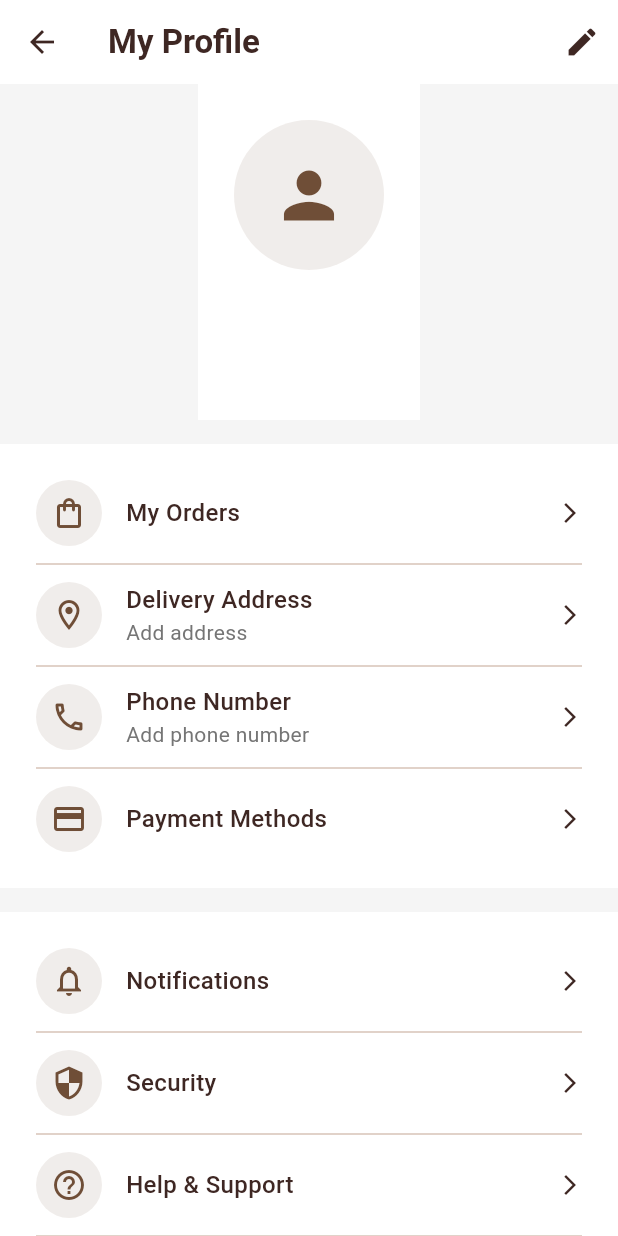
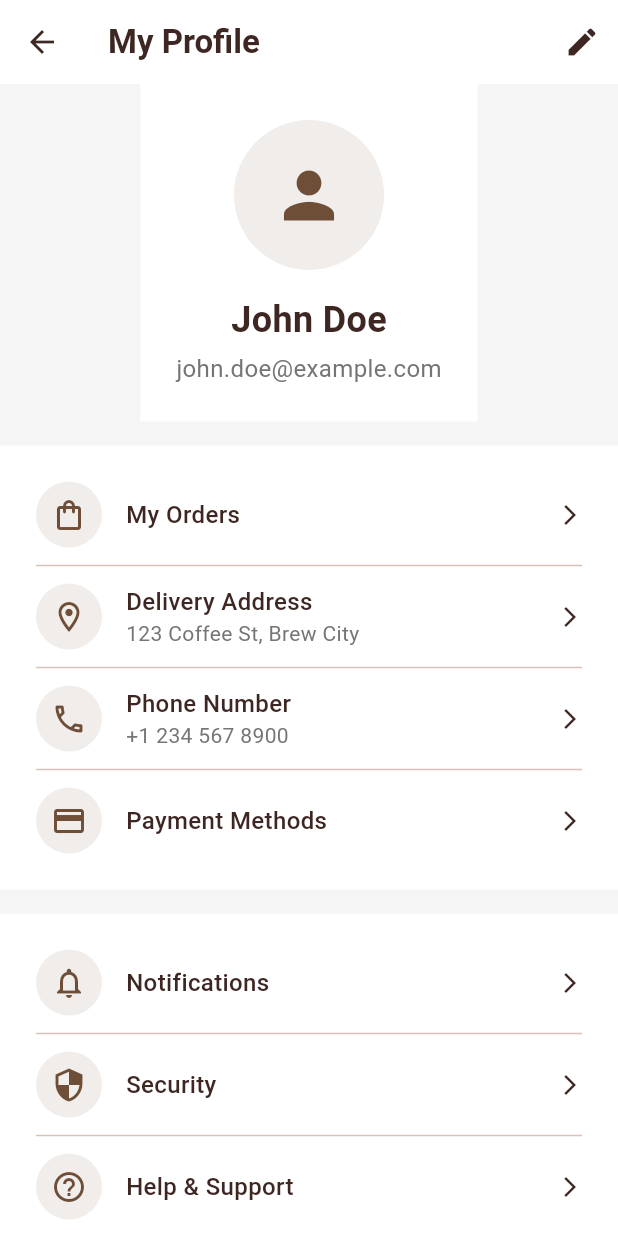
Before and after one commit to DilipSC/CoffeeBrewery, a Flutter app: the ProfileScreen screen opened by its route, on a phone screen of 412 x 824 dp. Run offline on Flutter 3.47's test engine with Material 3 defaults, Android fonts, the phone set to English and light mode, and no system bars; accounts and stored records are empty; network calls fail; Roboto replaces fonts that are missing (Poppins).

Commit message:
profile screen dummy data

```diff
--- a/brew/lib/screens/profile_screen.dart
+++ b/brew/lib/screens/profile_screen.dart
@@ -8,8 +8,14 @@ class ProfileScreen extends StatelessWidget {
 
   @override
   Widget build(BuildContext context) {
-    final authProvider = Provider.of<AuthProvider>(context);
-    final user = authProvider.user!;
+    // Dummy data for profile
+    final user = {
+      'name': 'John Doe',
+      'email': 'john.doe@example.com',
+      'profileImage': '',
+      'address': '123 Coffee St, Brew City',
+      'phone': '+1 234 567 8900',
+    };
 
     return Scaffold(
       backgroundColor: const Color(0xFFF5F5F5),
@@ -24,18 +30,12 @@ class ProfileScreen extends StatelessWidget {
           ),
         ),
         leading: IconButton(
-          icon: const Icon(
-            Icons.arrow_back,
-            color: Color(0xFF3E2723),
-          ),
+          icon: const Icon(Icons.arrow_back, color: Color(0xFF3E2723)),
           onPressed: () => Navigator.of(context).pop(),
         ),
         actions: [
           IconButton(
-            icon: const Icon(
-              Icons.edit,
-              color: Color(0xFF3E2723),
-            ),
+            icon: const Icon(Icons.edit, color: Color(0xFF3E2723)),
             onPressed: () {
               // Navigate to edit profile screen
             },
@@ -53,10 +53,12 @@ class ProfileScreen extends StatelessWidget {
                   CircleAvatar(
                     radius: 50,
                     backgroundColor: const Color(0xFF6F4E37).withOpacity(0.1),
-                    backgroundImage: user.profileImage.isNotEmpty
-                        ? NetworkImage(user.profileImage)
+                    backgroundImage:
+                        user['profileImage']!.isNotEmpty
+                            ? NetworkImage(user['profileImage']!)
                             : null,
-                    child: user.profileImage.isEmpty
+                    child:
+                        user['profileImage']!.isEmpty
                             ? const Icon(
                               Icons.person,
                               size: 50,
@@ -66,7 +68,7 @@ class ProfileScreen extends StatelessWidget {
                   ),
                   const SizedBox(height: 16),
                   Text(
-                    user.name,
+                    user['name']!,
                     style: const TextStyle(
                       fontSize: 24,
                       fontWeight: FontWeight.bold,
@@ -75,11 +77,8 @@ class ProfileScreen extends StatelessWidget {
                   ),
                   const SizedBox(height: 4),
                   Text(
-                    user.email,
-                    style: TextStyle(
-                      fontSize: 16,
-                      color: Colors.grey.shade600,
-                    ),
+                    user['email']!,
+                    style: TextStyle(fontSize: 16, color: Colors.grey.shade600),
                   ),
                 ],
               ),
@@ -101,7 +100,10 @@ class ProfileScreen extends StatelessWidget {
                   _buildProfileItem(
                     icon: Icons.location_on_outlined,
                     title: 'Delivery Address',
-                    subtitle: user.address.isNotEmpty ? user.address : 'Add address',
+                    subtitle:
+                        user['address']!.isNotEmpty
+                            ? user['address']!
+                            : 'Add address',
                     onTap: () {
                       // Navigate to address screen
                     },
@@ -110,7 +112,10 @@ class ProfileScreen extends StatelessWidget {
                   _buildProfileItem(
                     icon: Icons.phone_outlined,
                     title: 'Phone Number',
-                    subtitle: user.phone.isNotEmpty ? user.phone : 'Add phone number',
+                    subtitle:
+                        user['phone']!.isNotEmpty
+                            ? user['phone']!
+                            : 'Add phone number',
                     onTap: () {
                       // Navigate to phone screen
                     },
@@ -174,9 +179,12 @@ class ProfileScreen extends StatelessWidget {
                 onPressed: () {
                   showDialog(
                     context: context,
-                    builder: (ctx) => AlertDialog(
+                    builder:
+                        (ctx) => AlertDialog(
                           title: const Text('Log Out'),
-                      content: const Text('Are you sure you want to log out?'),
+                          content: const Text(
+                            'Are you sure you want to log out?',
+                          ),
                           actions: [
                             TextButton(
                               onPressed: () => Navigator.of(ctx).pop(),
@@ -184,9 +192,11 @@ class ProfileScreen extends StatelessWidget {
                             ),
                             TextButton(
                               onPressed: () {
-                            authProvider.logout();
+                                // authProvider.logout();
                                 Navigator.of(ctx).pop();
-                            Navigator.of(context).pushReplacementNamed('/login');
+                                Navigator.of(
+                                  context,
+                                ).pushReplacementNamed('/login');
                               },
                               child: const Text(
                                 'Log Out',
@@ -225,11 +235,7 @@ class ProfileScreen extends StatelessWidget {
               color: const Color(0xFF6F4E37).withOpacity(0.1),
               shape: BoxShape.circle,
             ),
-            child: Icon(
-              icon,
-              color: const Color(0xFF6F4E37),
-              size: 24,
-            ),
+            child: Icon(icon, color: const Color(0xFF6F4E37), size: 24),
           ),
           const SizedBox(width: 16),
           Expanded(
@@ -247,10 +253,7 @@ class ProfileScreen extends StatelessWidget {
                 if (subtitle != null)
                   Text(
                     subtitle,
-                    style: TextStyle(
-                      fontSize: 14,
-                      color: Colors.grey.shade600,
-                    ),
+                    style: TextStyle(fontSize: 14, color: Colors.grey.shade600),
                   ),
               ],
             ),
```
Lines whose indentation alone changed are shown as unchanged.
